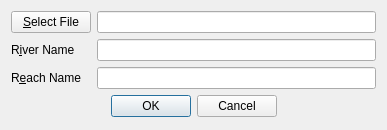
The window that gui/openspecoutputdlg.ui (apdunn2/FEQ-Special-Output-to-RAS) describes before a commit, drawn with Qt 5.
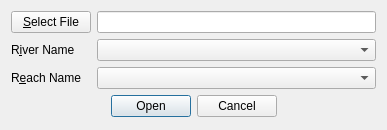
The same window after the commit.

Commit message: Implemented gui.OpenSpecOutputDlg

Diff of the .ui file:
```diff
--- a/gui/openspecoutputdlg.ui
+++ b/gui/openspecoutputdlg.ui
@@ -20,7 +20,7 @@
    <item>
     <layout class="QFormLayout" name="formLayout">
      <item row="0" column="0">
-      <widget class="QPushButton" name="addButton">
+      <widget class="QPushButton" name="selectFileButton">
        <property name="cursor">
         <cursorShape>ArrowCursor</cursorShape>
        </property>
@@ -42,25 +42,33 @@
         <string>R&amp;iver Name</string>
        </property>
        <property name="buddy">
-        <cstring>riverLineEdit</cstring>
+        <cstring>riverComboBox</cstring>
        </property>
       </widget>
      </item>
-     <item row="1" column="1">
-      <widget class="QLineEdit" name="riverLineEdit"/>
-     </item>
      <item row="2" column="0">
       <widget class="QLabel" name="label_2">
        <property name="text">
         <string>R&amp;each Name</string>
        </property>
        <property name="buddy">
-        <cstring>reachLineEdit</cstring>
+        <cstring>reachComboBox</cstring>
+       </property>
+      </widget>
+     </item>
+     <item row="1" column="1">
+      <widget class="QComboBox" name="riverComboBox">
+       <property name="enabled">
+        <bool>true</bool>
        </property>
       </widget>
      </item>
      <item row="2" column="1">
-      <widget class="QLineEdit" name="reachLineEdit"/>
+      <widget class="QComboBox" name="reachComboBox">
+       <property name="enabled">
+        <bool>true</bool>
+       </property>
+      </widget>
      </item>
     </layout>
    </item>
@@ -70,7 +78,7 @@
       <enum>Qt::Horizontal</enum>
      </property>
      <property name="standardButtons">
-      <set>QDialogButtonBox::Cancel|QDialogButtonBox::Ok</set>
+      <set>QDialogButtonBox::Cancel|QDialogButtonBox::Open</set>
      </property>
      <property name="centerButtons">
       <bool>true</bool>
```
Left out of the diff: 16 changed lines with no effect on the pictures. The commit also changes 2 other files.
